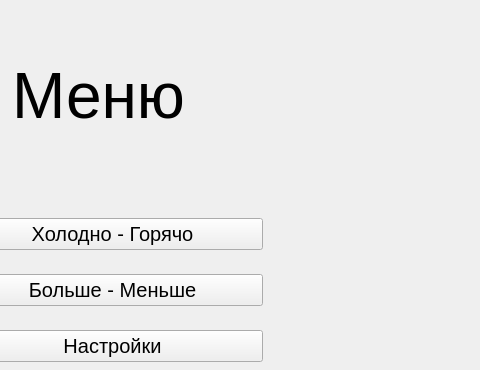
First picture: the form in GameWindows.ui, repository Gerzogb/GuessGameProject, before the edit; both pictures show x 218 to 698 and y 0 to 370 of the 698 by 568 pixel window.
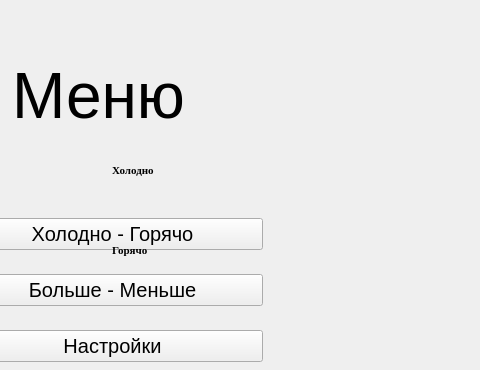
Second picture: the form after the edit.

Patch:
```diff
--- a/GameWindows.ui
+++ b/GameWindows.ui
@@ -83,6 +83,64 @@
     <string>Меню</string>
    </property>
   </widget>
+  <widget class="QLabel" name="Hot">
+   <property name="geometry">
+    <rect>
+     <x>330</x>
+     <y>220</y>
+     <width>271</width>
+     <height>61</height>
+    </rect>
+   </property>
+   <property name="font">
+    <font>
+     <family>Times New Roman</family>
+     <pointsize>8</pointsize>
+     <weight>75</weight>
+     <bold>true</bold>
+     <underline>false</underline>
+     <strikeout>false</strikeout>
+    </font>
+   </property>
+   <property name="text">
+    <string>Горячо</string>
+   </property>
+   <property name="wordWrap">
+    <bool>false</bool>
+   </property>
+   <property name="margin">
+    <number>110</number>
+   </property>
+  </widget>
+  <widget class="QLabel" name="Cold">
+   <property name="geometry">
+    <rect>
+     <x>330</x>
+     <y>140</y>
+     <width>271</width>
+     <height>61</height>
+    </rect>
+   </property>
+   <property name="font">
+    <font>
+     <family>Times New Roman</family>
+     <pointsize>8</pointsize>
+     <weight>75</weight>
+     <bold>true</bold>
+     <underline>false</underline>
+     <strikeout>false</strikeout>
+    </font>
+   </property>
+   <property name="text">
+    <string>Холодно</string>
+   </property>
+   <property name="wordWrap">
+    <bool>false</bool>
+   </property>
+   <property name="margin">
+    <number>110</number>
+   </property>
+  </widget>
  </widget>
  <resources/>
  <connections/>
```
